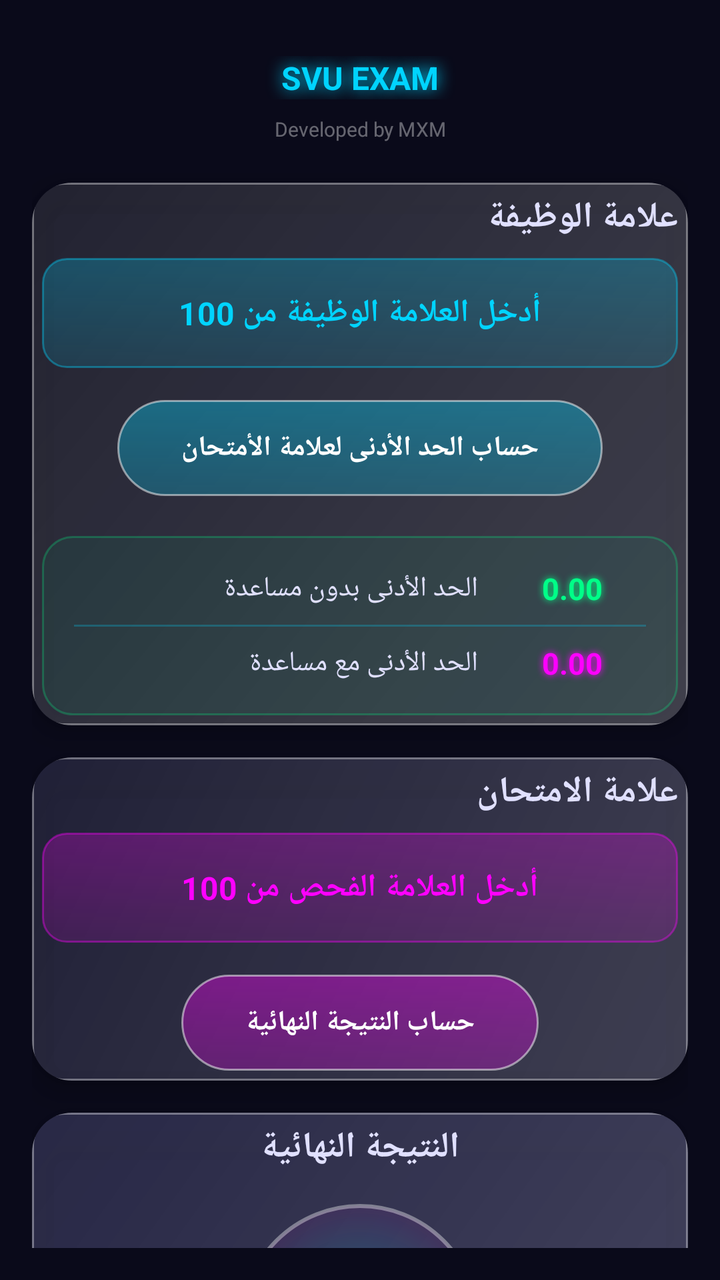
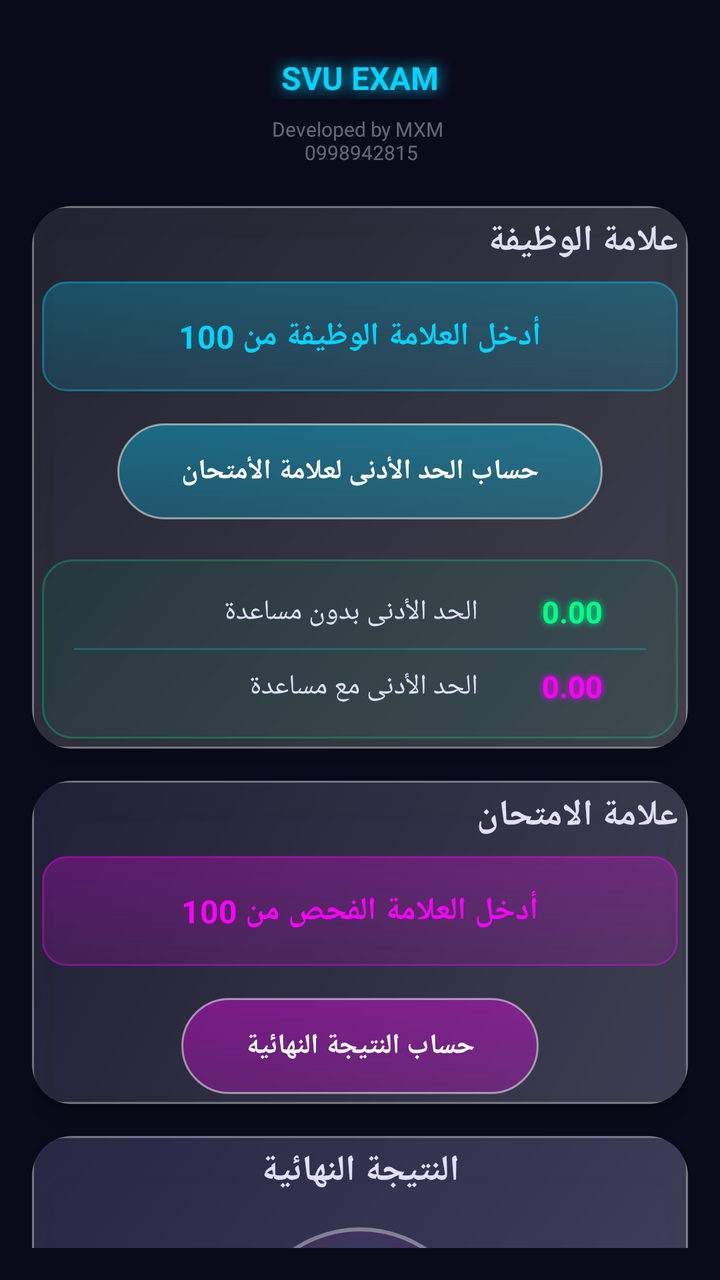

Before-and-after screenshots of an Android layout around one commit, followed by the original layout XML and the change that was made.
<!-- AndroidManifest.xml: application theme Theme.MXM_SVU_EXAM -->
<!-- res/layout/activity_main.xml -->
<?xml version="1.0" encoding="utf-8"?>
<androidx.constraintlayout.widget.ConstraintLayout xmlns:android="http://schemas.android.com/apk/res/android"
    xmlns:app="http://schemas.android.com/apk/res-auto"
    android:layout_width="match_parent"
    android:layout_height="match_parent"
    android:background="#0A0A1A"
    android:padding="16dp">

    <TextView
        android:id="@+id/tvAppTitle"
        android:layout_width="0dp"
        android:layout_height="wrap_content"
        android:layout_marginTop="12dp"
        android:gravity="center"
        android:shadowColor="#00D4FF"
        android:shadowDx="0"
        android:shadowDy="0"
        android:shadowRadius="20"
        android:text="SVU EXAM"
        android:textColor="#00D4FF"
        android:textSize="16sp"
        android:textStyle="bold"
        app:layout_constraintEnd_toEndOf="parent"
        app:layout_constraintHorizontal_bias="0.0"
        app:layout_constraintStart_toStartOf="parent"
        app:layout_constraintTop_toTopOf="parent" />

    <TextView
        android:id="@+id/tvDeveloper"
        android:layout_width="wrap_content"
        android:layout_height="wrap_content"
        android:text="Developed by MXM"
        android:textColor="#60FFFFFF"
        android:textSize="10sp"
        android:padding="4dp"
        app:layout_constraintEnd_toEndOf="parent"
        app:layout_constraintStart_toStartOf="parent"
        app:layout_constraintTop_toBottomOf="@+id/tvAppTitle"
        android:layout_marginTop="4dp" />

    <androidx.cardview.widget.CardView
        android:id="@+id/cardAssignment"
        android:layout_width="0dp"
        android:layout_height="wrap_content"
        app:cardCornerRadius="20dp"
        app:cardElevation="8dp"
        app:cardBackgroundColor="#801E1E2E"
        app:layout_constraintEnd_toEndOf="parent"
        app:layout_constraintStart_toStartOf="parent"
        app:layout_constraintTop_toBottomOf="@+id/tvDeveloper"
        android:layout_marginTop="16dp">

        <LinearLayout
            android:layout_width="match_parent"
            android:layout_height="wrap_content"
            android:orientation="vertical"
            android:padding="5dp"
            android:background="@drawable/glass_effect">

            <TextView
                android:layout_width="match_parent"
                android:layout_height="wrap_content"
                android:text="علامة الوظيفة"
                android:textColor="#E0E0FF"
                android:textSize="18sp"
                android:textStyle="bold"
                android:layout_marginBottom="8dp" />

            <EditText
                android:id="@+id/etAssignment"
                android:layout_width="match_parent"
                android:layout_height="55dp"
                android:inputType="numberDecimal"
                android:hint="أدخل العلامة الوظيفة من 100"
                android:textColor="#FFFFFF"
                android:textColorHint="#00D4FF"
                android:textSize="16sp"
                android:padding="16dp"
                android:background="@drawable/cyber_input"
                android:textStyle="bold"
                android:gravity="center" />

            <Button
                android:id="@+id/btnCalculateMin"
                android:layout_width="wrap_content"
                android:layout_height="48dp"
                android:text="حساب الحد الأدنى لعلامة الأمتحان"
                android:layout_gravity="center"
                android:layout_marginTop="16dp"
                android:paddingStart="32dp"
                android:paddingEnd="32dp"
                android:background="@drawable/cyber_button"
                android:textColor="#FFFFFF"
                android:textSize="14sp"
                android:textStyle="bold" />

            
            <LinearLayout
                android:layout_width="match_parent"
                android:layout_height="wrap_content"
                android:orientation="vertical"
                android:layout_marginTop="20dp"
                android:background="@drawable/neon_border"
                android:padding="16dp">

                <LinearLayout
                    android:layout_width="match_parent"
                    android:layout_height="wrap_content"
                    android:orientation="horizontal"
                    android:gravity="center_vertical"
                    android:paddingStart="8dp"
                    android:paddingEnd="8dp">

                    <TextView
                        android:layout_width="0dp"
                        android:layout_height="wrap_content"
                        android:layout_weight="1"
                        android:text="الحد الأدنى بدون مساعدة"
                        android:textColor="#E0E0FF"
                        android:textSize="14sp"
                        android:paddingEnd="16dp" />

                    <TextView
                        android:id="@+id/tvMinWithoutHelp"
                        android:layout_width="wrap_content"
                        android:layout_height="wrap_content"
                        android:text="0.00"
                        android:textColor="#00FF88"
                        android:textSize="15sp"
                        android:textStyle="bold"
                        android:shadowColor="#00FF88"
                        android:shadowDx="0"
                        android:shadowDy="0"
                        android:shadowRadius="8"
                        android:paddingStart="16dp"
                        android:minWidth="60dp" />

                </LinearLayout>

                <View
                    android:layout_width="match_parent"
                    android:layout_height="1dp"
                    android:background="#4000D4FF"
                    android:layout_marginVertical="8dp" />

                <LinearLayout
                    android:layout_width="match_parent"
                    android:layout_height="wrap_content"
                    android:orientation="horizontal"
                    android:gravity="center_vertical"
                    android:paddingStart="8dp"
                    android:paddingEnd="8dp">

                    <TextView
                        android:layout_width="0dp"
                        android:layout_height="wrap_content"
                        android:layout_weight="1"
                        android:text="الحد الأدنى مع مساعدة"
                        android:textColor="#E0E0FF"
                        android:textSize="14sp"
                        android:paddingEnd="16dp" />

                    <TextView
                        android:id="@+id/tvMinWithHelp"
                        android:layout_width="wrap_content"
                        android:layout_height="wrap_content"
                        android:text="0.00"
                        android:textColor="#FF00FF"
                        android:textSize="15sp"
                        android:textStyle="bold"
                        android:shadowColor="#FF00FF"
                        android:shadowDx="0"
                        android:shadowDy="0"
                        android:shadowRadius="8"
                        android:paddingStart="16dp"
                        android:minWidth="60dp" />

                </LinearLayout>
            </LinearLayout>
        </LinearLayout>
    </androidx.cardview.widget.CardView>

    
    <androidx.cardview.widget.CardView
        android:id="@+id/cardExam"
        android:layout_width="0dp"
        android:layout_height="wrap_content"
        app:cardCornerRadius="20dp"
        app:cardElevation="8dp"
        app:cardBackgroundColor="#801A1A3A"
        app:layout_constraintEnd_toEndOf="parent"
        app:layout_constraintStart_toStartOf="parent"
        app:layout_constraintTop_toBottomOf="@+id/cardAssignment"
        android:layout_marginTop="16dp">

        <LinearLayout
            android:layout_width="match_parent"
            android:layout_height="wrap_content"
            android:orientation="vertical"
            android:padding="5dp"
            android:background="@drawable/glass_effect">

            <TextView
                android:layout_width="match_parent"
                android:layout_height="wrap_content"
                android:text="علامة الامتحان"
                android:textColor="#E0E0FF"
                android:textSize="18sp"
                android:textStyle="bold"
                android:layout_marginBottom="8dp" />

            <EditText
                android:id="@+id/etExam"
                android:layout_width="match_parent"
                android:layout_height="55dp"
                android:inputType="numberDecimal"
                android:hint="أدخل العلامة الفحص من 100"
                android:textColor="#FFFFFF"
                android:textColorHint="#FF00FF"
                android:textSize="16sp"
                android:padding="16dp"
                android:background="@drawable/cyber_input_pink"
                android:textStyle="bold"
                android:gravity="center" />

            <Button
                android:id="@+id/btnCalculateFinal"
                android:layout_width="wrap_content"
                android:layout_height="48dp"
                android:text="حساب النتيجة النهائية"
                android:layout_gravity="center"
                android:layout_marginTop="16dp"
                android:paddingStart="32dp"
                android:paddingEnd="32dp"
                android:background="@drawable/cyber_button_pink"
                android:textColor="#FFFFFF"
                android:textSize="14sp"
                android:textStyle="bold" />
        </LinearLayout>
    </androidx.cardview.widget.CardView>

    
    <androidx.cardview.widget.CardView
        android:id="@+id/cardResult"
        android:layout_width="0dp"
        android:layout_height="wrap_content"
        app:cardCornerRadius="20dp"
        app:cardElevation="8dp"
        app:cardBackgroundColor="#802A2A5A"
        app:layout_constraintEnd_toEndOf="parent"
        app:layout_constraintStart_toStartOf="parent"
        app:layout_constraintTop_toBottomOf="@+id/cardExam"
        android:layout_marginTop="16dp"
        android:layout_marginBottom="8dp">

        <LinearLayout
            android:layout_width="match_parent"
            android:layout_height="wrap_content"
            android:orientation="vertical"
            android:padding="5dp"
            android:background="@drawable/glass_effect"
            android:gravity="center">

            <TextView
                android:layout_width="match_parent"
                android:layout_height="wrap_content"
                android:text="النتيجة النهائية"
                android:textColor="#E0E0FF"
                android:textSize="18sp"
                android:textStyle="bold"
                android:gravity="center"
                android:layout_marginBottom="16dp" />

            
            <RelativeLayout
                android:layout_width="120dp"
                android:layout_height="120dp"
                android:background="@drawable/circle_result"
                android:gravity="center">

                <TextView
                    android:id="@+id/tvResult"
                    android:layout_width="wrap_content"
                    android:layout_height="wrap_content"
                    android:text="0.00"
                    android:textColor="#FFFFFF"
                    android:textSize="24sp"
                    android:textStyle="bold"
                    android:layout_centerInParent="true" />

            </RelativeLayout>

            <TextView
                android:id="@+id/tvResultMessage"
                android:layout_width="match_parent"
                android:layout_height="wrap_content"
                android:gravity="center"
                android:textSize="14sp"
                android:layout_marginTop="12dp"
                android:text="أدخل العلامات لحساب النتيجة"
                android:textColor="#E0E0FF" />

            
            <LinearLayout
                android:layout_width="match_parent"
                android:layout_height="20dp"
                android:orientation="horizontal"
                android:layout_marginTop="16dp"
                android:gravity="center">

                <View
                    android:id="@+id/indicatorSuccess"
                    android:layout_width="0dp"
                    android:layout_height="6dp"
                    android:layout_weight="1"
                    android:background="#00FF88"
                    android:alpha="0.3"
                    android:layout_marginHorizontal="2dp" />

                <View
                    android:id="@+id/indicatorWarning"
                    android:layout_width="0dp"
                    android:layout_height="6dp"
                    android:layout_weight="1"
                    android:background="#FF00FF"
                    android:alpha="0.3"
                    android:layout_marginHorizontal="2dp" />

                <View
                    android:id="@+id/indicatorError"
                    android:layout_width="0dp"
                    android:layout_height="6dp"
                    android:layout_weight="1"
                    android:background="#00D4FF"
                    android:alpha="0.3"
                    android:layout_marginHorizontal="2dp" />

            </LinearLayout>

        </LinearLayout>
    </androidx.cardview.widget.CardView>



</androidx.constraintlayout.widget.ConstraintLayout>
<!-- resources referenced by this layout -->
<resources>
  <!-- drawable circle_result (drawable) -->
  <?xml version="1.0" encoding="utf-8"?>
  <shape xmlns:android="http://schemas.android.com/apk/res/android"
      android:shape="oval">
      <gradient
          android:type="radial"
          android:gradientRadius="60dp"
          android:centerX="0.5"
          android:centerY="0.5"
          android:startColor="#4000FF88"
          android:centerColor="#2000D4FF"
          android:endColor="#10FF00FF" />
      <stroke
          android:width="2dp"
          android:color="#60FFFFFF" />
  </shape>
  <!-- drawable cyber_button (drawable) -->
  <?xml version="1.0" encoding="utf-8"?>
  <shape xmlns:android="http://schemas.android.com/apk/res/android">
      <gradient
          android:angle="90"
          android:startColor="#4000D4FF"
          android:endColor="#6000D4FF" />
      <corners android:radius="24dp" />
      <stroke
          android:width="1dp"
          android:color="#80FFFFFF" />
  </shape>
  <!-- drawable cyber_button_pink (drawable) -->
  <?xml version="1.0" encoding="utf-8"?>
  <shape xmlns:android="http://schemas.android.com/apk/res/android">
      <gradient
          android:angle="90"
          android:startColor="#40FF00FF"
          android:endColor="#60FF00FF" />
      <corners android:radius="24dp" />
      <stroke
          android:width="1dp"
          android:color="#80FFFFFF" />
  </shape>
  <!-- drawable cyber_input (drawable) -->
  <?xml version="1.0" encoding="utf-8"?>
  <shape xmlns:android="http://schemas.android.com/apk/res/android">
      <gradient
          android:angle="90"
          android:startColor="#2000D4FF"
          android:endColor="#4000D4FF" />
      <corners android:radius="12dp" />
      <stroke
          android:width="1dp"
          android:color="#6000D4FF" />
  </shape>
  <!-- drawable cyber_input_pink (drawable) -->
  <?xml version="1.0" encoding="utf-8"?>
  <shape xmlns:android="http://schemas.android.com/apk/res/android">
      <gradient
          android:angle="90"
          android:startColor="#20FF00FF"
          android:endColor="#40FF00FF" />
      <corners android:radius="12dp" />
      <stroke
          android:width="1dp"
          android:color="#60FF00FF" />
  </shape>
  <!-- drawable glass_effect (drawable) -->
  <?xml version="1.0" encoding="utf-8"?>
  <shape xmlns:android="http://schemas.android.com/apk/res/android">
      <gradient
          android:angle="135"
          android:startColor="#30FFFFFF"
          android:centerColor="#20FFFFFF"
          android:endColor="#10FFFFFF" />
      <corners android:radius="16dp" />
      <stroke
          android:width="1dp"
          android:color="#60FFFFFF" />
  </shape>
  <!-- drawable neon_border (drawable) -->
  <?xml version="1.0" encoding="utf-8"?>
  <shape xmlns:android="http://schemas.android.com/apk/res/android">
      <solid android:color="#1000FF88" />
      <corners android:radius="15dp" />
      <stroke
          android:width="1dp"
          android:color="#4000FF88" />
  </shape>
  <style name="Theme.MXM_SVU_EXAM" parent="Base.Theme.MXM_SVU_EXAM" />
  <style name="Base.Theme.MXM_SVU_EXAM" parent="Theme.Material3.DayNight.NoActionBar">
          
          
      </style>
</resources>

<!-- the commit's change to res/layout/activity_main.xml (unified diff, before → after) -->
@@ -29,7 +29,7 @@
         android:id="@+id/tvDeveloper"
         android:layout_width="wrap_content"
         android:layout_height="wrap_content"
-        android:text="Developed by MXM"
+        android:text="Developed by MXM \n       0998942815"
         android:textColor="#60FFFFFF"
         android:textSize="10sp"
         android:padding="4dp"
